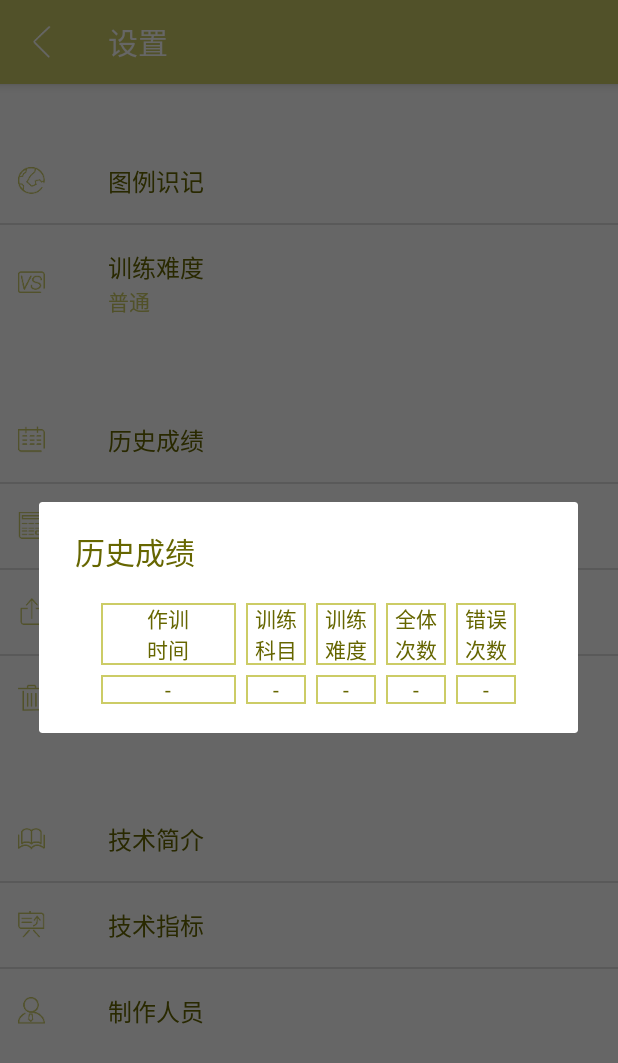
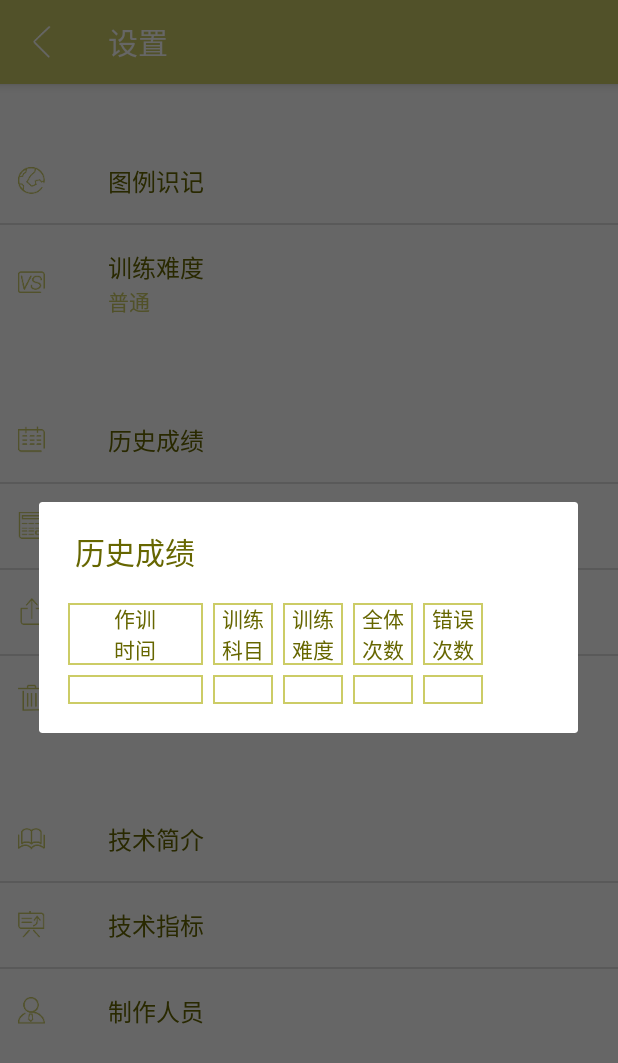
Before and after one commit to HaolingZHANG/STO, an Android app: the SettingActivity screen opened directly, with no data from a screen before it, after a tap on "历史成绩", on a phone screen of 412 x 824 dp. Shown: the top 1063 px of the screen. Run offline under Robolectric (Android 15) with nearby library versions, the phone set to English and light mode, and no system bars; 3 statements that could not run were skipped.

Commit message:
Change some view's layout

```diff
--- a/Android/STO/app/build.gradle
+++ b/Android/STO/app/build.gradle
@@ -7,7 +7,8 @@ android {
     defaultConfig {
         applicationId "com.jensenames.sto"
         minSdkVersion 18
-        targetSdkVersion 25
+        //noinspection OldTargetApi
+        targetSdkVersion 22
         versionCode 1
         versionName "1.0"
         //noinspection GrDeprecatedAPIUsage
--- a/Android/STO/app/src/main/java/com/jensenames/sto/record/view/HistoryLayout.java
+++ b/Android/STO/app/src/main/java/com/jensenames/sto/record/view/HistoryLayout.java
@@ -23,7 +23,9 @@ public class HistoryLayout extends ScrollView {
     }
 
     private void init() {
+        this.removeAllViews();
         LinearLayout layout = new LinearLayout(getContext());
+        layout.removeAllViews();
         LinearLayout.LayoutParams layoutParams = new LinearLayout.LayoutParams(LinearLayout.LayoutParams.WRAP_CONTENT,
                 LinearLayout.LayoutParams.WRAP_CONTENT);
         layout.setLayoutParams(layoutParams);
--- a/Android/STO/app/src/main/java/com/jensenames/sto/record/view/HistoryView.java
+++ b/Android/STO/app/src/main/java/com/jensenames/sto/record/view/HistoryView.java
@@ -34,7 +34,7 @@ public class HistoryView extends LinearLayout {
 
     public void setData(String stoData) {
         String[] data = stoData.split(",");
-        ((TextView)findViewById(R.id.time)).setText(data[0]);
+        ((TextView)findViewById(R.id.time)).setText(data[0].replace(" ", "\n"));
         ((TextView)findViewById(R.id.complete_count)).setText(data[3]);
         ((TextView)findViewById(R.id.wrong_count)).setText(data[4]);
         switch (data[1]) {
--- a/Android/STO/app/src/main/res/layout/layout_history.xml
+++ b/Android/STO/app/src/main/res/layout/layout_history.xml
@@ -1,24 +1,16 @@
 <?xml version="1.0" encoding="utf-8"?>
 <LinearLayout xmlns:android="http://schemas.android.com/apk/res/android"
-    xmlns:tools="http://schemas.android.com/tools"
     android:layout_width="wrap_content"
     android:layout_height="wrap_content"
     android:orientation="vertical"
     android:id="@+id/history">
 
-    <ScrollView
-        android:layout_width="wrap_content"
+    <com.jensenames.sto.record.view.HistoryLayout
+        android:layout_width="match_parent"
         android:layout_height="wrap_content"
-        android:orientation="horizontal"
+        android:layout_margin="@dimen/activity_vertical_margin"
+        android:orientation="vertical"
         android:layout_gravity="center"
-        tools:ignore="UselessParent">
-
-        <com.jensenames.sto.record.view.HistoryLayout
-            android:layout_width="wrap_content"
-            android:layout_height="wrap_content"
-            android:layout_margin="@dimen/activity_vertical_margin"
-            android:orientation="vertical"
-            android:layout_gravity="center"
-            android:gravity="center"/>
-    </ScrollView>
+        android:fillViewport="true"
+        android:gravity="center"/>
 </LinearLayout>
--- a/Android/STO/app/src/main/res/values/strings.xml
+++ b/Android/STO/app/src/main/res/values/strings.xml
@@ -7,6 +7,8 @@
     <string name="plum_bleep_test">梅花式莱格尔</string>
     <string name="legend_bleep_test">图例式莱格尔</string>
     <string name="setting">设置</string>
+
+    <string name="no_permission">应用没有获取到权限！</string>
 
     <string name="calculate_run_balance_summary">\u3000\u3000简单算数平均跑是模拟定向运动员在缺氧运动中的定期思维能力。受训者需尽可能以相同的步幅和步频奔跑并进行简单数学题的记背、心算以及选择正确答案。之所以要以相同的步幅和步频奔跑，是因为在定向越野运动中保持良好的行进节奏有利于对周围环境进行有效感知。</string>
     <string name="calculate_run_balance_tech">\u3000\u3000要求不能在看题或答题的过程中从跑姿变为步态，尽量在跑完全程的同时做完所有的题。</string>
```
Also changed, not shown: Android/STO/app/src/main/java/com/jensenames/sto/legend/view/LegendLayout.java (+6 -2 lines), Android/STO/app/src/main/java/com/jensenames/sto/windows/MainActivity.java (+14 -4 lines), Android/STO/app/src/main/java/com/jensenames/sto/windows/ProgramEntry.java (+39 -1 lines), Android/STO/app/src/main/res/layout/layout_legend.xml (+12 -1 lines), 4 other files.
